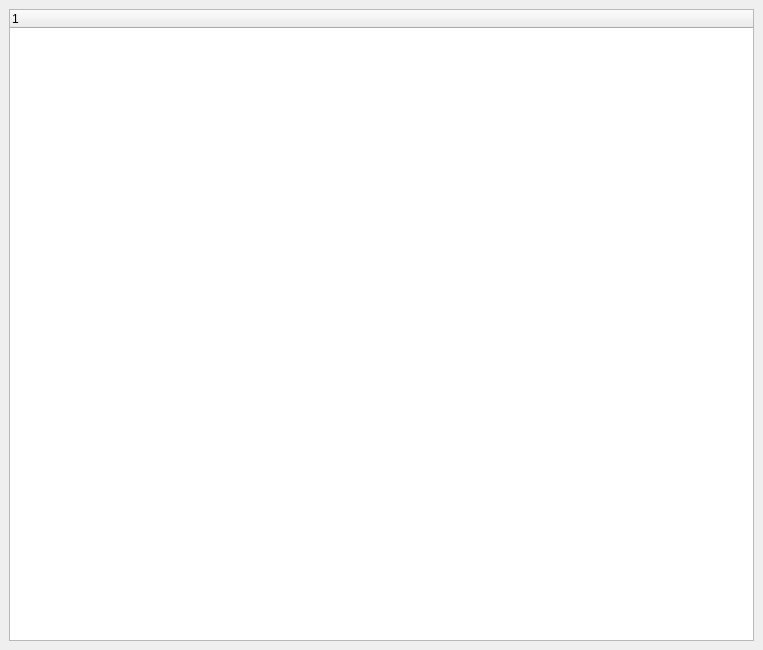
Above: bacula/src/qt-console/fileset/fileset.ui from rkorzeniewski/bacula before the change. Below: the same form after it.
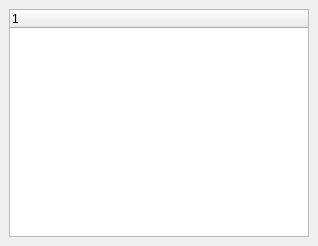
That is the form after the change. Icons and pictures are not drawn.

Patch:
```diff
--- a/bacula/src/qt-console/fileset/fileset.ui
+++ b/bacula/src/qt-console/fileset/fileset.ui
@@ -5,8 +5,8 @@
    <rect>
     <x>0</x>
     <y>0</y>
-    <width>763</width>
-    <height>650</height>
+    <width>318</width>
+    <height>246</height>
    </rect>
   </property>
   <property name="windowTitle" >
```
Left out of the diff: 16 changed lines with no effect on the pictures.
